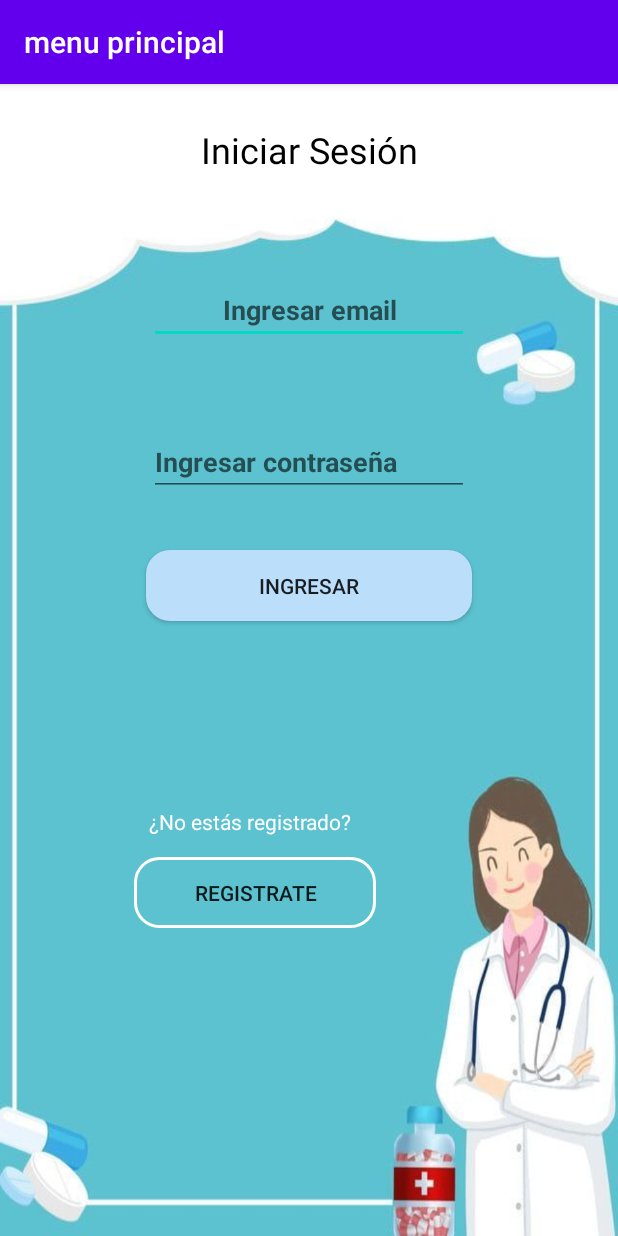
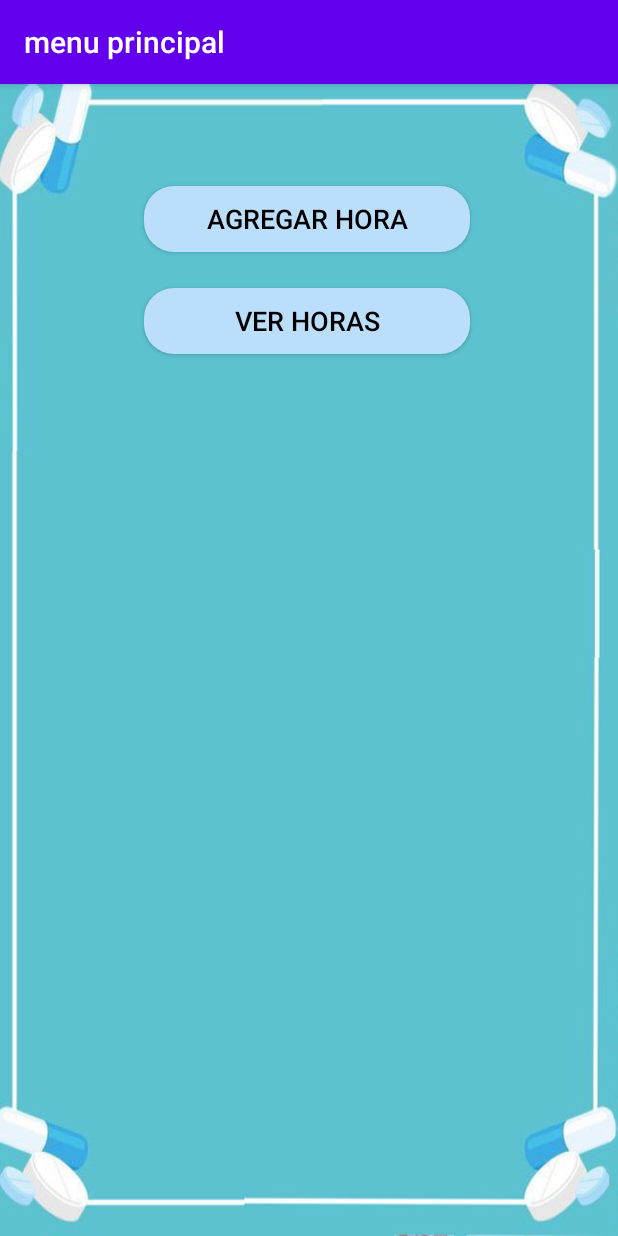
Before and after one commit to zkr911/Tarea_app_recordatorio, an Android app: the screen it shows after launch (MainActivity before the commit, ActivityMenu after it), after a tap on "INGRESAR", on a phone screen of 412 x 824 dp. Run offline under Robolectric (Android 15) with nearby library versions, the phone set to English and light mode, and no system bars.

```diff
--- a/app/src/main/java/com/nilson/apptres/ActivityFormulario.java
+++ b/app/src/main/java/com/nilson/apptres/ActivityFormulario.java
@@ -103,6 +103,7 @@ public class ActivityFormulario extends AppCompatActivity {
             public void onTextChanged(CharSequence charSequence, int i, int i1, int i2) {
 
                 txtnombre.setText(txtnombre.getText().toString().replace(" ","").trim());
+
                 if(charSequence.length() == 0){
                     Toast.makeText(ActivityFormulario.this,"No ingreso Apellido",Toast.LENGTH_LONG).show();
                     rbmasculino.setEnabled(false);
--- a/app/src/main/java/com/nilson/apptres/MainActivity.java
+++ b/app/src/main/java/com/nilson/apptres/MainActivity.java
@@ -36,7 +36,8 @@ public class MainActivity extends AppCompatActivity {
             @Override
             public void onClick(View view) {
 
-
+            Intent enviaralregistro = new Intent(MainActivity.this,ActivityMenu.class);
+            startActivity(enviaralregistro);
 
 
             }
--- a/app/src/main/java/com/nilson/apptres/adaptadorlista.java
+++ b/app/src/main/java/com/nilson/apptres/adaptadorlista.java
@@ -23,9 +23,9 @@ public class adaptadorlista extends RecyclerView.Adapter<adaptadorlista.ViewHold
     @Override
     public adaptadorlista.ViewHolderDatos onCreateViewHolder(@NonNull ViewGroup parent, int viewType) {
 
-        View view = LayoutInflater.from(parent.getContext()).inflate(R.layout.reycler_item_lista,parent,false);
+        View view = LayoutInflater.from(parent.getContext()).inflate(R.layout.reycler_item_lista,null,false);
 
-        //ViewHolderDatos viewHolderDatos = new ViewHolderDatos(view);
+
 
         return new ViewHolderDatos(view);
     }
@@ -49,7 +49,7 @@ public class adaptadorlista extends RecyclerView.Adapter<adaptadorlista.ViewHold
 
     public class ViewHolderDatos extends RecyclerView.ViewHolder {
 
-        //ImageView imgproducto;
+
         TextView textViewfechainicial,textViewfechatermino,textViewhora;
 
         public ViewHolderDatos(@NonNull View itemView) {
--- a/app/src/main/res/drawable/button_rounded.xml
+++ b/app/src/main/res/drawable/button_rounded.xml
@@ -1,6 +1,6 @@
 <?xml version="1.0" encoding="utf-8"?>
 <shape xmlns:android="http://schemas.android.com/apk/res/android">
-<corners android:radius="16dp" />
+<corners android:radius="20dp" />
 <solid android:color="#BBDEFB"> </solid>
 
 
--- a/app/src/main/res/layout/activity_lista.xml
+++ b/app/src/main/res/layout/activity_lista.xml
@@ -9,8 +9,8 @@
 
     <androidx.recyclerview.widget.RecyclerView
         android:id="@+id/recyclerlista"
-        android:layout_width="0dp"
-        android:layout_height="0dp"
+        android:layout_width="383dp"
+        android:layout_height="567dp"
         android:layout_marginStart="1dp"
         android:layout_marginTop="1dp"
         android:layout_marginEnd="1dp"
--- a/app/src/main/res/layout/activity_main.xml
+++ b/app/src/main/res/layout/activity_main.xml
@@ -36,8 +36,8 @@
         android:id="@+id/textView2"
         android:layout_width="wrap_content"
         android:layout_height="wrap_content"
-        android:layout_marginStart="99dp"
-        android:layout_marginTop="124dp"
+        android:layout_marginStart="96dp"
+        android:layout_marginTop="168dp"
         android:text="¿No estás registrado?"
         android:textColor="?android:attr/colorForegroundInverse"
         app:layout_constraintStart_toStartOf="parent"
@@ -47,18 +47,18 @@
         android:id="@+id/btnregistrar"
         android:layout_width="161dp"
         android:layout_height="47dp"
-        android:layout_marginStart="89dp"
-        android:layout_marginTop="14dp"
+        android:layout_marginStart="84dp"
+        android:layout_marginTop="20dp"
+        android:background="@drawable/button_rounded_border"
         android:text="REGISTRATE"
         app:layout_constraintStart_toStartOf="parent"
-        app:layout_constraintTop_toBottomOf="@+id/textView2"
-        android:background="@drawable/button_rounded_border"/>
+        app:layout_constraintTop_toBottomOf="@+id/textView2" />
 
     <EditText
         android:id="@+id/txtemail"
         android:layout_width="wrap_content"
         android:layout_height="wrap_content"
-        android:layout_marginTop="68dp"
+        android:layout_marginTop="100dp"
         android:ems="10"
         android:hint="Ingresar email"
         android:inputType="textEmailAddress"
@@ -68,7 +68,7 @@
         android:textColorLink="@android:color/background_dark"
         android:textStyle="bold"
         app:layout_constraintEnd_toEndOf="parent"
-        app:layout_constraintHorizontal_bias="0.5"
+        app:layout_constraintHorizontal_bias="0.489"
         app:layout_constraintStart_toStartOf="parent"
         app:layout_constraintTop_toBottomOf="@+id/textviewdescripcion" />
 
@@ -76,7 +76,7 @@
         android:id="@+id/txtpassuno"
         android:layout_width="wrap_content"
         android:layout_height="wrap_content"
-        android:layout_marginTop="56dp"
+        android:layout_marginTop="40dp"
         android:ems="10"
         android:hint="Ingresar contraseña"
         android:inputType="textPassword"
@@ -85,7 +85,7 @@
         android:textColorLink="@android:color/background_dark"
         android:textStyle="bold"
         app:layout_constraintEnd_toEndOf="parent"
-        app:layout_constraintHorizontal_bias="0.5"
+        app:layout_constraintHorizontal_bias="0.484"
         app:layout_constraintStart_toStartOf="parent"
         app:layout_constraintTop_toBottomOf="@+id/txtemail" />
 </androidx.constraintlayout.widget.ConstraintLayout>
--- a/app/src/main/res/layout/activity_menu.xml
+++ b/app/src/main/res/layout/activity_menu.xml
@@ -11,25 +11,27 @@
 
     <Button
         android:id="@+id/btnagregarhora"
-        android:layout_width="215dp"
-        android:layout_height="62dp"
+        android:layout_width="217dp"
+        android:layout_height="44dp"
         android:layout_marginStart="96dp"
         android:layout_marginTop="68dp"
         android:background="@drawable/button_rounded"
         android:text="Agregar Hora"
-        android:textSize="60px"
+        android:textColor="@android:color/background_dark"
+        android:textSize="18sp"
         app:layout_constraintStart_toStartOf="parent"
         app:layout_constraintTop_toTopOf="parent" />
 
     <Button
         android:id="@+id/btnverhora"
-        android:layout_width="215dp"
-        android:layout_height="62dp"
+        android:layout_width="217dp"
+        android:layout_height="44dp"
         android:layout_marginStart="96dp"
         android:layout_marginTop="24dp"
         android:background="@drawable/button_rounded"
         android:text="Ver Horas"
-        android:textSize="60px"
+        android:textColor="@android:color/background_dark"
+        android:textSize="18sp"
         app:layout_constraintStart_toStartOf="parent"
         app:layout_constraintTop_toBottomOf="@+id/btnagregarhora" />
 
```
Also changed, not shown: app/src/main/java/com/nilson/apptres/ActivityMenu.java (+7 -3 lines), app/src/main/java/com/nilson/apptres/AgregarHoraActivity.java (+125 -26 lines), app/src/main/res/layout/activity_agregar_hora.xml (+15 -13 lines), app/src/main/res/layout/reycler_item_lista.xml (+8 -1 lines), app/src/main/res/drawable/descarga.png (deleted).
